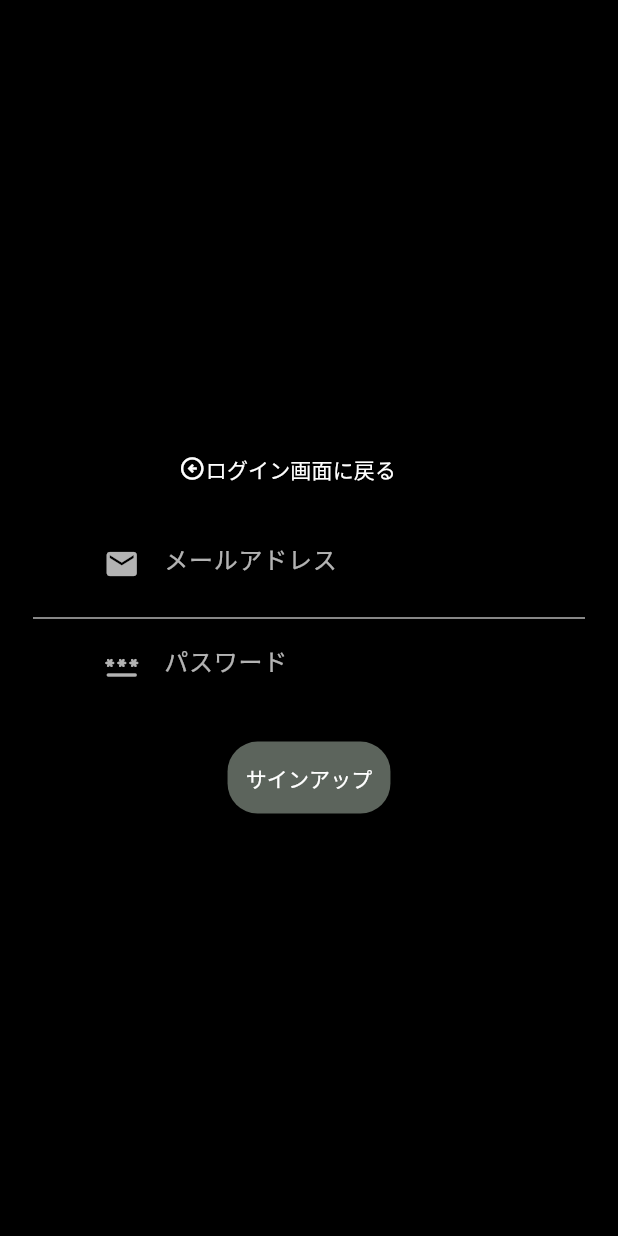
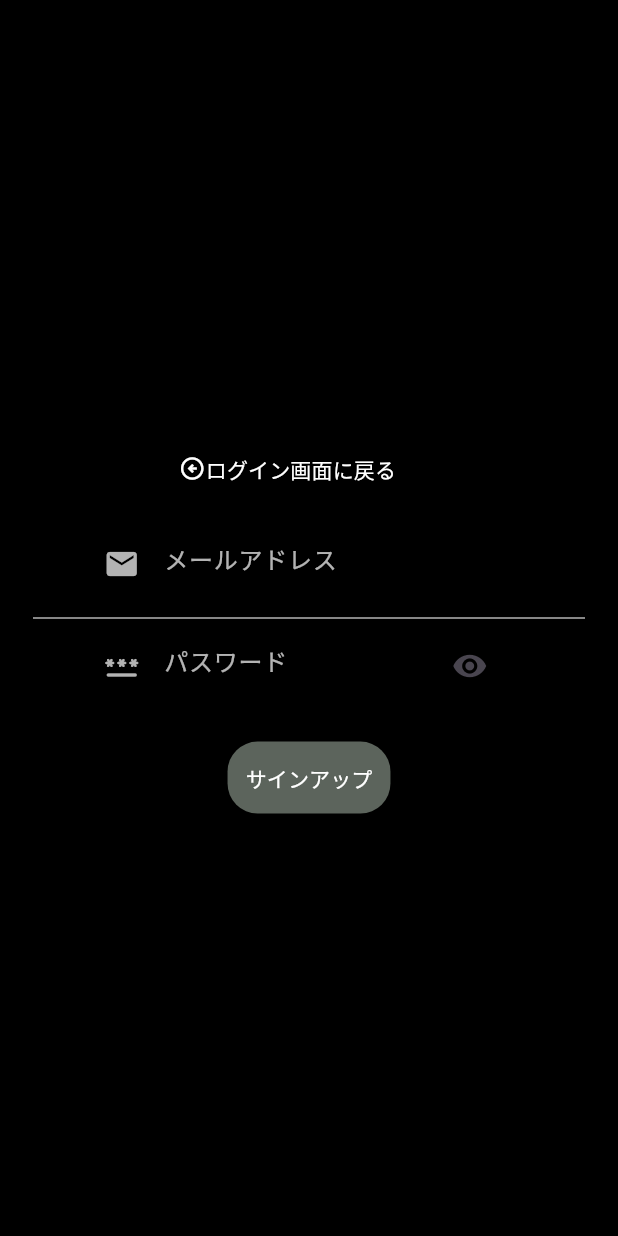
Before and after one commit to boywithdv/training, a Flutter app: the screen it shows after launch, after a tap on "Create Account", on a phone screen of 412 x 824 dp. Run offline on Flutter 3.47's test engine with Material 3 defaults, Android fonts, the phone set to English and light mode, and no system bars; drawn by our look-alikes of animated_background; our stand-ins replace animate_do, circular_countdown_timer, cloud_firestore, firebase_auth, firebase_core, flutter_riverpod and 4 more; accounts and stored records are empty.

Commit message:
passwordを確認できるように変更

```diff
--- a/lib/components/TextFieldComponents.dart
+++ /dev/null
@@ -1,103 +0,0 @@
-import 'package:flutter/material.dart';
-import 'package:training/components/TextFieldForLogin.dart';
-
-class TextFieldComponents extends StatelessWidget {
-  final TextEditingController mailController;
-  final TextEditingController passwordController;
-  final Function(String) onChangedMail;
-  final Function(String) onChangedPassword;
-  final Function() onSignUP;
-  const TextFieldComponents(
-      {super.key,
-      required this.mailController,
-      required this.passwordController,
-      required this.onChangedMail,
-      required this.onChangedPassword,
-      required this.onSignUP});
-
-  @override
-  Widget build(BuildContext context) {
-    double deviceWidth = MediaQuery.of(context).size.width;
-    double deviceHeight = MediaQuery.of(context).size.height;
-    double sizedBoxWidth = deviceWidth * 0.1;
-    double sizedBoxHeight = deviceHeight * 0.6;
-    return Stack(
-      children: [
-        Center(
-          child: Container(
-            height: 140,
-            width: 400,
-            decoration: BoxDecoration(
-              borderRadius: BorderRadius.circular(20),
-              color: Colors.black87,
-            ),
-            child: Column(
-              children: [
-                Row(
-                  children: [
-                    SizedBox(
-                      width: sizedBoxWidth,
-                    ),
-                    TextFieldForLogin(
-                        icon: Icon(
-                          Icons.mail,
-                          color: Colors.white70,
-                        ),
-                        hinttext: "メールアドレス",
-                        pw: false,
-                        textController: mailController,
-                        onChanged: onChangedMail),
-                  ],
-                ),
-                Row(
-                  children: [
-                    SizedBox(
-                      width: sizedBoxWidth,
-                    ),
-                    TextFieldForLogin(
-                      icon: Icon(
-                        Icons.password_rounded,
-                        color: Colors.white70,
-                      ),
-                      hinttext: "パスワード",
-                      pw: true,
-                      textController: passwordController,
-                      onChanged: onChangedPassword,
-                    ),
-                  ],
-                ),
-              ],
-            ),
-          ),
-        ),
-        Center(
-          child: Divider(
-            indent: 22,
-            endIndent: 22,
-            thickness: 1,
-            color: Colors.white70,
-          ),
-        ),
-        Align(
-            child: Column(
-          children: [
-            SizedBox(
-              height: sizedBoxHeight,
-            ),
-            Container(
-              decoration: BoxDecoration(
-                  color: Color.fromARGB(186, 126, 137, 126),
-                  borderRadius: BorderRadius.circular(20)),
-              child: TextButton(
-                  child: Text(
-                    "サインアップ",
-                    style: TextStyle(color: Colors.white),
-                  ),
-                  onPressed: onSignUP),
-            ),
-          ],
-        )),
-      ],
-    );
-  }
-}
--- a/lib/components/TextFieldForLogin.dart
+++ b/lib/components/TextFieldForLogin.dart
@@ -3,16 +3,18 @@ import 'package:flutter/material.dart';
 class TextFieldForLogin extends StatelessWidget {
   const TextFieldForLogin(
       {super.key,
-      required this.icon,
+      required this.prefixIcon,
       required this.hinttext,
       required this.pw,
       required this.textController,
-      required this.onChanged});
+      required this.onChanged,
+      this.suffixIcon});
   final String hinttext;
   final bool pw;
   final TextEditingController textController;
   final void Function(String) onChanged;
-  final Icon icon;
+  final Icon prefixIcon;
+  final IconButton? suffixIcon;
 
   @override
   Widget build(BuildContext context) {
@@ -26,8 +28,9 @@ class TextFieldForLogin extends StatelessWidget {
         controller: textController,
         style: TextStyle(color: Colors.white),
         decoration: InputDecoration(
+          suffixIcon: suffixIcon,
           border: InputBorder.none,
-          prefixIcon: icon,
+          prefixIcon: prefixIcon,
           hintText: hinttext,
           hintStyle: TextStyle(color: Colors.white70),
         ),
--- a/lib/services/Auth/LoginPage.dart
+++ b/lib/services/Auth/LoginPage.dart
@@ -17,9 +17,18 @@ class LoginPage extends StatefulWidget {
 class _LoginPageState extends State<LoginPage> {
   TextEditingController _mailController = TextEditingController();
   TextEditingController _passwordController = TextEditingController();
+  var _isObscured = true;
+  var password = true;
   @override
   void initState() {
     super.initState();
+  }
+
+  @override
+  void dispose() {
+    _mailController.dispose();
+    _passwordController.dispose();
+    super.dispose();
   }
 
   @override
@@ -69,7 +78,7 @@ class _LoginPageState extends State<LoginPage> {
                           child: Column(
                             children: <Widget>[
                               TextFieldForLogin(
-                                icon: Icon(
+                                prefixIcon: Icon(
                                   Icons.mail,
                                   color: Colors.white70,
                                 ),
@@ -81,7 +90,20 @@ class _LoginPageState extends State<LoginPage> {
                                 pw: false,
                               ),
                               TextFieldForLogin(
-                                icon: Icon(
+                                suffixIcon: IconButton(
+                                  icon: _isObscured
+                                      ? Icon(Icons.visibility)
+                                      : Icon(Icons.visibility_off),
+                                  onPressed: () {
+                                    setState(
+                                      () {
+                                        _isObscured = !_isObscured;
+                                        password = !password;
+                                      },
+                                    );
+                                  },
+                                ),
+                                prefixIcon: Icon(
                                   Icons.password,
                                   color: Colors.white70,
                                 ),
@@ -90,7 +112,7 @@ class _LoginPageState extends State<LoginPage> {
                                 },
                                 textController: _passwordController,
                                 hinttext: "パスワード",
-                                pw: true,
+                                pw: password,
                               )
                             ],
                           ),
@@ -111,7 +133,8 @@ class _LoginPageState extends State<LoginPage> {
                                   builder: (context) => LoginedPage()),
                             );
                           } on FirebaseAuthException catch (e) {
-                            print(e);
+                            print(e.code);
+
                             _showDialog(context, 'ログインできません');
                             return;
                           }
--- a/lib/services/Auth/RegisterForm.dart
+++ b/lib/services/Auth/RegisterForm.dart
@@ -2,7 +2,7 @@ import 'package:firebase_auth/firebase_auth.dart';
 import 'package:flutter/material.dart';
 import 'package:provider/provider.dart';
 import 'package:training/components/Circle.dart';
-import 'package:training/components/TextFieldComponents.dart';
+import 'package:training/components/TextFieldForLogin.dart';
 import 'package:training/components/backgroundAnimation.dart';
 import 'package:training/controller/RegisterModel.dart';
 
@@ -14,35 +14,120 @@ class RegisterForm extends StatefulWidget {
 }
 
 class _RegisterFormState extends State<RegisterForm> {
+  var _isObscured = true;
+  var _password = true;
+
   @override
   Widget build(BuildContext context) {
     double deviceWidth = MediaQuery.of(context).size.width;
     double deviceHeight = MediaQuery.of(context).size.height;
     double sizedBoxWidth = deviceWidth * 0.26;
     double sizedBoxHeight = deviceHeight * 0.35;
+    double _sizedBoxWidth = deviceWidth * 0.1;
+    double _sizedBoxHeight = deviceHeight * 0.6;
     return ChangeNotifierProvider<RegisterModel>(
       create: (_) => RegisterModel(),
       child: Scaffold(
-        body: Consumer<RegisterModel>(builder: (context, model, child) {
+        body: Consumer<RegisterModel>(
+          builder: (context, model, child) {
             return Stack(
               children: [
                 BackgroundAnimation(),
-              TextFieldComponents(
-                mailController: model.titleController,
-                passwordController: model.authorController,
-                onChangedMail: (String) {
+                Center(
+                  child: Container(
+                    height: 140,
+                    width: 400,
+                    decoration: BoxDecoration(
+                      borderRadius: BorderRadius.circular(20),
+                      color: Colors.black87,
+                    ),
+                    child: Column(
+                      children: [
+                        Row(
+                          children: [
+                            SizedBox(
+                              width: _sizedBoxWidth,
+                            ),
+                            TextFieldForLogin(
+                              prefixIcon: Icon(
+                                Icons.mail,
+                                color: Colors.white70,
+                              ),
+                              hinttext: "メールアドレス",
+                              pw: false,
+                              textController: model.titleController,
+                              onChanged: (String) {
                                 (text) {
                                   print(text);
                                   model.setEmail(text);
                                 };
                               },
-                onChangedPassword: (String) {
+                            ),
+                          ],
+                        ),
+                        Row(
+                          children: [
+                            SizedBox(
+                              width: _sizedBoxWidth,
+                            ),
+                            TextFieldForLogin(
+                              suffixIcon: IconButton(
+                                icon: _isObscured
+                                    ? Icon(Icons.visibility)
+                                    : Icon(Icons.visibility_off),
+                                onPressed: () {
+                                  setState(
+                                    () {
+                                      _isObscured = !_isObscured;
+                                      _password = !_password;
+                                    },
+                                  );
+                                },
+                              ),
+                              prefixIcon: Icon(
+                                Icons.password_rounded,
+                                color: Colors.white70,
+                              ),
+                              hinttext: "パスワード",
+                              pw: _password,
+                              textController: model.authorController,
+                              onChanged: (String) {
                                 (text) {
                                   print(text);
                                   model.setPassword(text);
                                 };
                               },
-                onSignUP: () async {
+                            ),
+                          ],
+                        ),
+                      ],
+                    ),
+                  ),
+                ),
+                Center(
+                  child: Divider(
+                    indent: 22,
+                    endIndent: 22,
+                    thickness: 1,
+                    color: Colors.white70,
+                  ),
+                ),
+                Align(
+                  child: Column(
+                    children: [
+                      SizedBox(
+                        height: _sizedBoxHeight,
+                      ),
+                      Container(
+                        decoration: BoxDecoration(
+                            color: Color.fromARGB(186, 126, 137, 126),
+                            borderRadius: BorderRadius.circular(20)),
+                        child: TextButton(
+                          child: Text(
+                            "サインアップ",
+                            style: TextStyle(color: Colors.white),
+                          ),
+                          onPressed: () async {
                             model.startLoading();
                             try {
                               await model.signUp(context);
@@ -64,7 +149,8 @@ class _RegisterFormState extends State<RegisterForm> {
                               } else if (e.code == 'operation-not-allowed') {
                                 ScaffoldMessenger.of(context).showSnackBar(
                                   SnackBar(
-                          content: Text('指定したメールアドレス・パスワードは現在使用できません'),
+                                    content:
+                                        Text('指定したメールアドレス・パスワードは現在使用できません'),
                                   ),
                                 );
                                 print('指定したメールアドレス・パスワードは現在使用できません');
@@ -78,6 +164,10 @@ class _RegisterFormState extends State<RegisterForm> {
                               }
                             }
                           },
+                        ),
+                      ),
+                    ],
+                  ),
                 ),
                 Column(
                   children: [
@@ -112,7 +202,8 @@ class _RegisterFormState extends State<RegisterForm> {
                 )
               ],
             );
-        }),
+          },
+        ),
       ),
     );
   }
```
Lines whose indentation alone changed are shown as unchanged.
